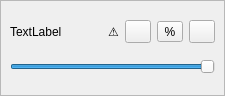
First picture: the form in ControllerZoneListItemWidget.ui, repository arthur469/HardwareSyncAI, before the edit.
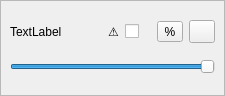
Second picture: the form after the edit. Custom widgets are drawn as their Qt base class.

```diff
--- a/ControllerZoneListItemWidget.ui
+++ b/ControllerZoneListItemWidget.ui
@@ -66,7 +66,7 @@
        </widget>
       </item>
       <item row="0" column="2">
-       <widget class="QToolButton" name="enabled">
+      <widget class="QCheckBox" name="enabled">
         <property name="minimumSize">
          <size>
           <width>26</width>
```
